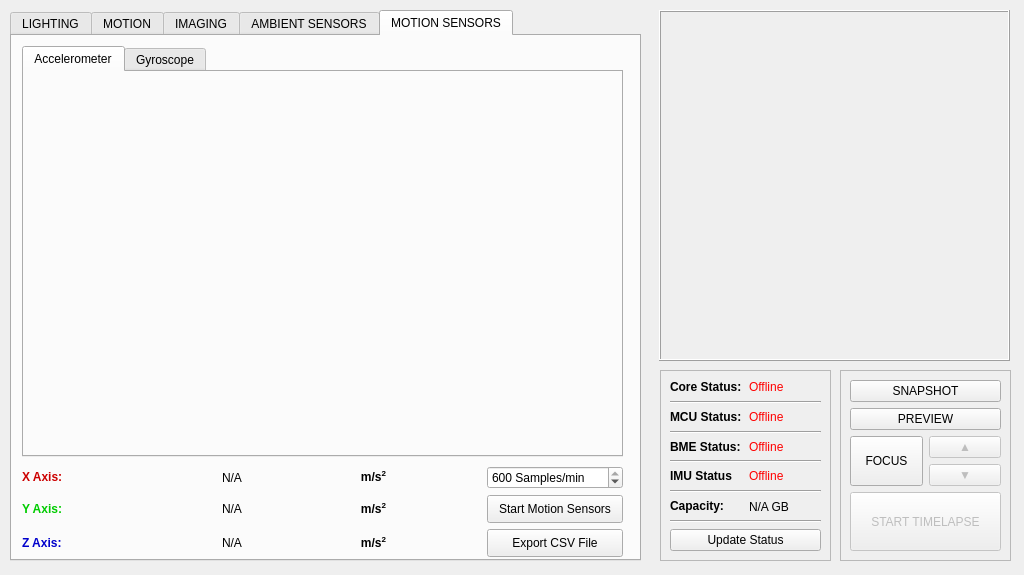
Above: _ui/Clinostat.ui from CoCl-Jerry/SciSpin_Max_Dev before the change. Below: the same form after it.
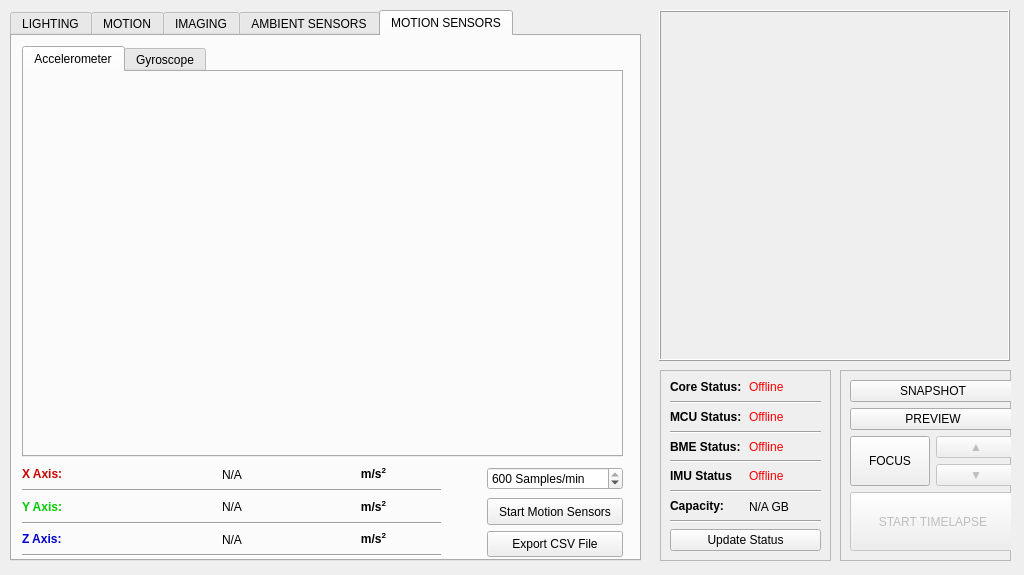
That is the form after the change. Icons and pictures are not drawn. Custom widgets are drawn as their Qt base class.

What changed in the file:
```diff
--- a/_ui/Clinostat.ui
+++ b/_ui/Clinostat.ui
@@ -1763,7 +1763,85 @@
        </rect>
       </property>
       <layout class="QGridLayout" name="gridLayout_8">
-       <item row="1" column="4">
+       <item row="0" column="2">
+        <widget class="QLabel" name="x_axis_units_text_label">
+         <property name="text">
+          <string>&lt;html&gt;&lt;head/&gt;&lt;body&gt;&lt;p&gt;&lt;span style=&quot; font-weight:700;&quot;&gt;m/s&lt;/span&gt;&lt;span style=&quot; font-weight:700; vertical-align:super;&quot;&gt;2&lt;/span&gt;&lt;/p&gt;&lt;/body&gt;&lt;/html&gt;</string>
+         </property>
+         <property name="alignment">
+          <set>Qt::AlignCenter</set>
+         </property>
+        </widget>
+       </item>
+       <item row="4" column="2">
+        <widget class="QLabel" name="z_axis_units_text_label">
+         <property name="text">
+          <string>&lt;html&gt;&lt;head/&gt;&lt;body&gt;&lt;p&gt;&lt;span style=&quot; font-weight:700;&quot;&gt;m/s&lt;/span&gt;&lt;span style=&quot; font-weight:700; vertical-align:super;&quot;&gt;2&lt;/span&gt;&lt;/p&gt;&lt;/body&gt;&lt;/html&gt;</string>
+         </property>
+         <property name="alignment">
+          <set>Qt::AlignCenter</set>
+         </property>
+        </widget>
+       </item>
+       <item row="2" column="0">
+        <widget class="QLabel" name="y_axis_text_label">
+         <property name="text">
+          <string>&lt;html&gt;&lt;head/&gt;&lt;body&gt;&lt;p&gt;&lt;span style=&quot; font-weight:700; color:#00cc00;&quot;&gt;Y Axis:&lt;/span&gt;&lt;/p&gt;&lt;/body&gt;&lt;/html&gt;</string>
+         </property>
+        </widget>
+       </item>
+       <item row="0" column="1">
+        <widget class="QLabel" name="motion_x_axis_value_label">
+         <property name="text">
+          <string>N/A</string>
+         </property>
+         <property name="alignment">
+          <set>Qt::AlignCenter</set>
+         </property>
+        </widget>
+       </item>
+       <item row="2" column="2">
+        <widget class="QLabel" name="y_axis_units_text_label">
+         <property name="text">
+          <string>&lt;html&gt;&lt;head/&gt;&lt;body&gt;&lt;p&gt;&lt;span style=&quot; font-weight:700;&quot;&gt;m/s&lt;/span&gt;&lt;span style=&quot; font-weight:700; vertical-align:super;&quot;&gt;2&lt;/span&gt;&lt;/p&gt;&lt;/body&gt;&lt;/html&gt;</string>
+         </property>
+         <property name="alignment">
+          <set>Qt::AlignCenter</set>
+         </property>
+        </widget>
+       </item>
+       <item row="4" column="0">
+        <widget class="QLabel" name="z_axis_text_label">
+         <property name="text">
+          <string>&lt;html&gt;&lt;head/&gt;&lt;body&gt;&lt;p&gt;&lt;span style=&quot; font-weight:700; color:#0000cc;&quot;&gt;Z Axis:&lt;/span&gt;&lt;/p&gt;&lt;/body&gt;&lt;/html&gt;</string>
+         </property>
+        </widget>
+       </item>
+       <item row="3" column="0" colspan="3">
+        <widget class="Line" name="line_18">
+         <property name="orientation">
+          <enum>Qt::Horizontal</enum>
+         </property>
+        </widget>
+       </item>
+       <item row="4" column="1">
+        <widget class="QLabel" name="motion_z_axis_value_label">
+         <property name="text">
+          <string>N/A</string>
+         </property>
+         <property name="alignment">
+          <set>Qt::AlignCenter</set>
+         </property>
+        </widget>
+       </item>
+       <item row="0" column="0">
+        <widget class="QLabel" name="x_axis_text_label">
+         <property name="text">
+          <string>&lt;html&gt;&lt;head/&gt;&lt;body&gt;&lt;p&gt;&lt;span style=&quot; font-weight:700; color:#cc0000;&quot;&gt;X Axis:&lt;/span&gt;&lt;/p&gt;&lt;/body&gt;&lt;/html&gt;</string>
+         </property>
+        </widget>
+       </item>
+       <item row="2" column="4" rowspan="2">
         <widget class="QPushButton" name="motion_start_sensors_pushButton">
          <property name="enabled">
           <bool>true</bool>
@@ -1782,18 +1860,8 @@
          </property>
         </widget>
        </item>
-       <item row="1" column="1">
-        <widget class="QLabel" name="motion_y_axis_value_label">
-         <property name="text">
-          <string>N/A</string>
-         </property>
-         <property name="alignment">
-          <set>Qt::AlignCenter</set>
-         </property>
-        </widget>
-       </item>
        <item row="2" column="1">
-        <widget class="QLabel" name="motion_z_axis_value_label">
+        <widget class="QLabel" name="motion_y_axis_value_label">
          <property name="text">
           <string>N/A</string>
          </property>
@@ -1802,7 +1870,7 @@
          </property>
         </widget>
        </item>
-       <item row="0" column="4">
+       <item row="0" column="4" rowspan="2">
         <widget class="QSpinBox" name="motion_sensor_rate_value_spinBox">
          <property name="suffix">
           <string> Samples/min</string>
@@ -1818,20 +1886,21 @@
          </property>
         </widget>
        </item>
-       <item row="2" column="4">
-        <widget class="QPushButton" name="export_accelerometer_CSV_pushButton">
-         <property name="sizePolicy">
-          <sizepolicy hsizetype="Minimum" vsizetype="Expanding">
-           <horstretch>0</horstretch>
-           <verstretch>0</verstretch>
-          </sizepolicy>
+       <item row="1" column="0" colspan="3">
+        <widget class="Line" name="line_17">
+         <property name="orientation">
+          <enum>Qt::Horizontal</enum>
          </property>
-         <property name="text">
-          <string>Export CSV File</string>
+        </widget>
+       </item>
+       <item row="5" column="0" colspan="3">
+        <widget class="Line" name="line_20">
+         <property name="orientation">
+          <enum>Qt::Horizontal</enum>
          </property>
         </widget>
        </item>
-       <item row="0" column="3" rowspan="3">
+       <item row="0" column="3" rowspan="6">
         <spacer name="horizontalSpacer_3">
          <property name="orientation">
           <enum>Qt::Horizontal</enum>
@@ -1847,64 +1916,16 @@
          </property>
         </spacer>
        </item>
-       <item row="1" column="2">
-        <widget class="QLabel" name="y_axis_units_text_label">
-         <property name="text">
-          <string>&lt;html&gt;&lt;head/&gt;&lt;body&gt;&lt;p&gt;&lt;span style=&quot; font-weight:700;&quot;&gt;m/s&lt;/span&gt;&lt;span style=&quot; font-weight:700; vertical-align:super;&quot;&gt;2&lt;/span&gt;&lt;/p&gt;&lt;/body&gt;&lt;/html&gt;</string>
+       <item row="4" column="4" rowspan="2">
+        <widget class="QPushButton" name="motion_sensor_export_CSV_pushButton">
+         <property name="sizePolicy">
+          <sizepolicy hsizetype="Minimum" vsizetype="Expanding">
+           <horstretch>0</horstretch>
+           <verstretch>0</verstretch>
+          </sizepolicy>
          </property>
-         <property name="alignment">
-          <set>Qt::AlignCenter</set>
-         </property>
-        </widget>
-       </item>
-       <item row="2" column="2">
-        <widget class="QLabel" name="z_axis_units_text_label">
          <property name="text">
-          <string>&lt;html&gt;&lt;head/&gt;&lt;body&gt;&lt;p&gt;&lt;span style=&quot; font-weight:700;&quot;&gt;m/s&lt;/span&gt;&lt;span style=&quot; font-weight:700; vertical-align:super;&quot;&gt;2&lt;/span&gt;&lt;/p&gt;&lt;/body&gt;&lt;/html&gt;</string>
-         </property>
-         <property name="alignment">
-          <set>Qt::AlignCenter</set>
-         </property>
-        </widget>
-       </item>
-       <item row="0" column="0">
-        <widget class="QLabel" name="x_axis_text_label">
-         <property name="text">
-          <string>&lt;html&gt;&lt;head/&gt;&lt;body&gt;&lt;p&gt;&lt;span style=&quot; font-weight:700; color:#cc0000;&quot;&gt;X Axis:&lt;/span&gt;&lt;/p&gt;&lt;/body&gt;&lt;/html&gt;</string>
-         </property>
-        </widget>
-       </item>
-       <item row="1" column="0">
-        <widget class="QLabel" name="y_axis_text_label">
-         <property name="text">
-          <string>&lt;html&gt;&lt;head/&gt;&lt;body&gt;&lt;p&gt;&lt;span style=&quot; font-weight:700; color:#00cc00;&quot;&gt;Y Axis:&lt;/span&gt;&lt;/p&gt;&lt;/body&gt;&lt;/html&gt;</string>
-         </property>
-        </widget>
-       </item>
-       <item row="0" column="2">
-        <widget class="QLabel" name="x_axis_units_text_label">
-         <property name="text">
-          <string>&lt;html&gt;&lt;head/&gt;&lt;body&gt;&lt;p&gt;&lt;span style=&quot; font-weight:700;&quot;&gt;m/s&lt;/span&gt;&lt;span style=&quot; font-weight:700; vertical-align:super;&quot;&gt;2&lt;/span&gt;&lt;/p&gt;&lt;/body&gt;&lt;/html&gt;</string>
-         </property>
-         <property name="alignment">
-          <set>Qt::AlignCenter</set>
-         </property>
-        </widget>
-       </item>
-       <item row="2" column="0">
-        <widget class="QLabel" name="z_axis_text_label">
-         <property name="text">
-          <string>&lt;html&gt;&lt;head/&gt;&lt;body&gt;&lt;p&gt;&lt;span style=&quot; font-weight:700; color:#0000cc;&quot;&gt;Z Axis:&lt;/span&gt;&lt;/p&gt;&lt;/body&gt;&lt;/html&gt;</string>
-         </property>
-        </widget>
-       </item>
-       <item row="0" column="1">
-        <widget class="QLabel" name="motion_x_axis_value_label">
-         <property name="text">
-          <string>N/A</string>
-         </property>
-         <property name="alignment">
-          <set>Qt::AlignCenter</set>
+          <string>Export CSV File</string>
          </property>
         </widget>
        </item>
@@ -1935,7 +1956,7 @@
       <rect>
        <x>10</x>
        <y>10</y>
-       <width>151</width>
+       <width>166</width>
        <height>171</height>
       </rect>
      </property>
```
Left out of the diff: 2 changed lines with no effect on the pictures.
